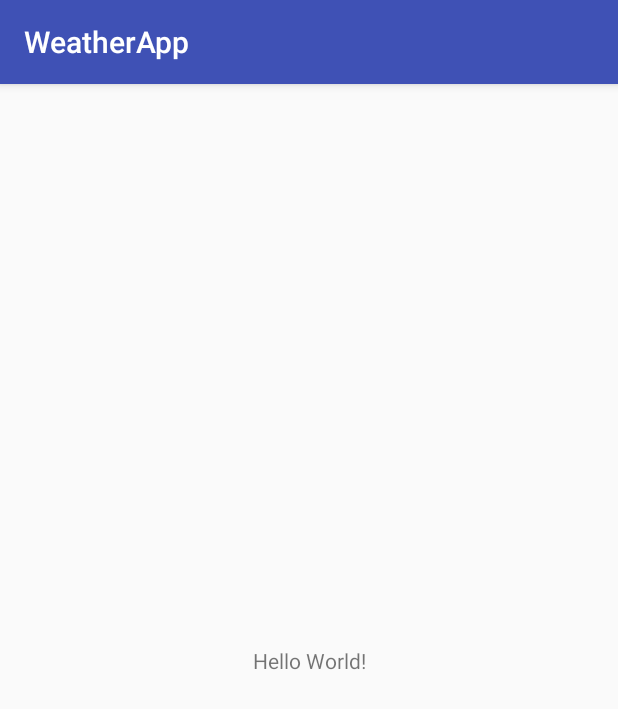
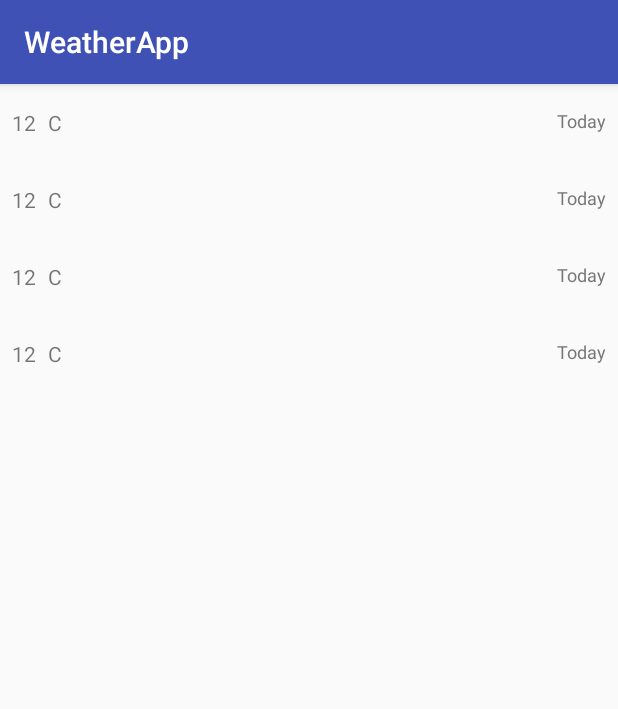
Before and after one commit to NoSurprises/WeatherApp, an Android app: the screen it shows after launch (MainActivity), on a phone screen of 412 x 824 dp. Shown: the top 709 px of the screen. Run offline under Robolectric (Android 15) with nearby library versions, the phone set to English and light mode, and no system bars.

Commit message:
Main layout with weather items

```diff
--- a/app/src/main/res/layout/activity_main.xml
+++ b/app/src/main/res/layout/activity_main.xml
@@ -1,18 +1,28 @@
 <?xml version="1.0" encoding="utf-8"?>
 <android.support.constraint.ConstraintLayout xmlns:android="http://schemas.android.com/apk/res/android"
-    xmlns:app="http://schemas.android.com/apk/res-auto"
     xmlns:tools="http://schemas.android.com/tools"
     android:layout_width="match_parent"
     android:layout_height="match_parent"
-    tools:context="nick.weatherapp.MainActivity">
+    tools:context="nick.weatherapp.mainscreen.MainActivity">
 
-    <TextView
-        android:layout_width="wrap_content"
-        android:layout_height="wrap_content"
-        android:text="Hello World!"
-        app:layout_constraintBottom_toBottomOf="parent"
-        app:layout_constraintLeft_toLeftOf="parent"
-        app:layout_constraintRight_toRightOf="parent"
-        app:layout_constraintTop_toTopOf="parent" />
+    <ScrollView
+        android:layout_width="match_parent"
+        android:layout_height="wrap_content">
+
+        <LinearLayout
+            android:id="@+id/items_container"
+            android:layout_width="match_parent"
+            android:layout_height="wrap_content"
+            android:orientation="vertical">
+
+            <include layout="@layout/weather_item" />
+
+            <include layout="@layout/weather_item" />
+
+            <include layout="@layout/weather_item" />
+
+            <include layout="@layout/weather_item" />
+        </LinearLayout>
+    </ScrollView>
 
 </android.support.constraint.ConstraintLayout>
--- /dev/null
+++ b/app/src/main/res/layout/weather_item.xml
@@ -0,0 +1,33 @@
+<?xml version="1.0" encoding="utf-8"?>
+<RelativeLayout xmlns:android="http://schemas.android.com/apk/res/android"
+    android:layout_width="match_parent"
+    android:layout_height="wrap_content"
+    android:layout_marginBottom="16dp"
+    android:layout_marginEnd="8dp"
+    android:layout_marginStart="8dp"
+    android:layout_marginTop="16dp">
+
+    <TextView
+        android:id="@+id/weather_value"
+        android:layout_width="wrap_content"
+        android:layout_height="wrap_content"
+        android:text="12" />
+
+    <TextView
+        android:id="@+id/measurement_system"
+        android:layout_width="wrap_content"
+        android:layout_height="wrap_content"
+        android:layout_marginStart="8dp"
+        android:layout_toEndOf="@id/weather_value"
+        android:text="C" />
+
+    <TextView
+        android:id="@+id/date"
+        android:layout_width="wrap_content"
+        android:layout_height="wrap_content"
+        android:layout_alignParentEnd="true"
+        android:text="Today"
+        android:textColor="@color/gray"
+
+        android:textSize="12sp" />
+</RelativeLayout>
--- a/app/src/main/res/values/colors.xml
+++ b/app/src/main/res/values/colors.xml
@@ -3,4 +3,5 @@
     <color name="colorPrimary">#3F51B5</color>
     <color name="colorPrimaryDark">#303F9F</color>
     <color name="colorAccent">#FF4081</color>
+    <color name="gray">#777</color>
 </resources>
```
